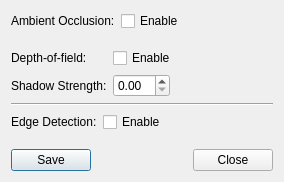
First picture: the form in avogadro/renderingdialog.ui, repository OpenChemistry/avogadroapp, before the edit.
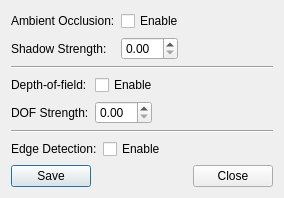
Second picture: the form after the edit.

The edit to the form file:
```diff
--- a/avogadro/renderingdialog.ui
+++ b/avogadro/renderingdialog.ui
@@ -56,43 +56,7 @@
        </item>
       </layout>
      </item>
-     <!-- Will correct this one -->
-    </layout> 
-   </item>
-   <item>
-    <layout class="QFormLayout" name="formLayout2">
-     <item row="1" column="0">
-      <widget class="QLabel" name="label_2">
-       <property name="text">
-        <string>Depth-of-field:</string>
-       </property>
-      </widget>
-     </item>
      <item row="1" column="1">
-      <layout class="QHBoxLayout" name="horizontalLayout2">
-       <item>
-        <widget class="QCheckBox" name="dofEnableCheckBox">
-         <property name="text">
-          <string>Enable</string>
-         </property>
-        </widget>
-       </item>
-       <item>
-        <spacer name="horizontalSpacer2">
-         <property name="orientation">
-          <enum>Qt::Horizontal</enum>
-         </property>
-         <property name="sizeHint" stdset="0">
-          <size>
-           <width>40</width>
-           <height>20</height>
-          </size>
-         </property>
-        </spacer>
-       </item>
-      </layout>
-     </item>
-     <item row="2" column="1">
       <layout class="QHBoxLayout" name="horizontalLayout_2">
        <item>
         <widget class="QDoubleSpinBox" name="aoStrengthDoubleSpinBox"/>
@@ -112,14 +76,14 @@
        </item>
       </layout>
      </item>
-     <item row="2" column="0">
+                    <item row="1" column="0">
       <widget class="QLabel" name="label">
        <property name="text">
         <string>Shadow Strength:</string>
        </property>
       </widget>
      </item>
-    </layout> 
+                </layout>
    </item>
    <item>
     <widget class="Line" name="line">
@@ -133,14 +97,14 @@
      <item row="0" column="0">
       <widget class="QLabel" name="label_3">
        <property name="text">
-        <string>Edge Detection:</string>
+                                <string>Depth-of-field:</string>
        </property>
       </widget>
      </item>
      <item row="0" column="1">
       <layout class="QHBoxLayout" name="horizontalLayout_3">
        <item>
-        <widget class="QCheckBox" name="edEnableCheckBox">
+                                <widget class="QCheckBox" name="dofEnableCheckBox">
          <property name="text">
           <string>Enable</string>
          </property>
@@ -161,11 +125,80 @@
        </item>
       </layout>
      </item>
-    </layout>
-   </item>
+                    <item row="1" column="0">
+                        <widget class="QLabel" name="label_5">
+                            <property name="text">
+                                <string>DOF Strength:</string>
+                            </property>
+                        </widget>
+                    </item>
+                    <item row="1" column="1">
+                        <layout class="QHBoxLayout" name="horizontalLayout_6">
+                            <item>
+                                <widget class="QDoubleSpinBox" name="dofStrengthDoubleSpinBox"/>
+                            </item>
+                            <item>
+                                <spacer name="horizontalSpacer_6">
+                                    <property name="orientation">
+                                        <enum>Qt::Horizontal</enum>
+                                    </property>
+                                    <property name="sizeHint" stdset="0">
+                                        <size>
+                                            <width>40</width>
+                                            <height>20</height>
+                                        </size>
+                                    </property>
+                                </spacer>
+                            </item>
+                        </layout>
+                    </item>
+                </layout>
+            </item>
    <item>
+                <widget class="Line" name="line_2">
+                    <property name="orientation">
+                        <enum>Qt::Horizontal</enum>
+                    </property>
+                </widget>
+            </item>
+            <item>
+                <layout class="QFormLayout" name="formLayout_3">
+                    <item row="0" column="0">
+                        <widget class="QLabel" name="label_4">
+                            <property name="text">
+                                <string>Edge Detection:</string>
+                            </property>
+                        </widget>
+                    </item>
+                    <item row="0" column="1">
     <layout class="QHBoxLayout" name="horizontalLayout_4">
      <item>
+                                <widget class="QCheckBox" name="edEnableCheckBox">
+                                    <property name="text">
+                                        <string>Enable</string>
+                                    </property>
+                                </widget>
+                            </item>
+                            <item>
+                                <spacer name="horizontalSpacer_4">
+                                    <property name="orientation">
+                                        <enum>Qt::Horizontal</enum>
+                                    </property>
+                                    <property name="sizeHint" stdset="0">
+                                        <size>
+                                            <width>40</width>
+                                            <height>20</height>
+                                        </size>
+                                    </property>
+                                </spacer>
+                            </item>
+                        </layout>
+                    </item>
+                </layout>
+            </item>
+            <item>
+                <layout class="QHBoxLayout" name="horizontalLayout_5">
+                    <item>
       <widget class="QPushButton" name="saveButton">
        <property name="styleSheet">
         <string notr="true">border-color: rgb(53, 132, 228);</string>
@@ -176,7 +209,7 @@
       </widget>
      </item>
      <item>
-      <spacer name="horizontalSpacer_4">
+                        <spacer name="horizontalSpacer_5">
        <property name="orientation">
         <enum>Qt::Horizontal</enum>
        </property>
```
Left out of the diff: 2 changed lines with no effect on the pictures. Lines whose indentation alone changed are shown as unchanged.
